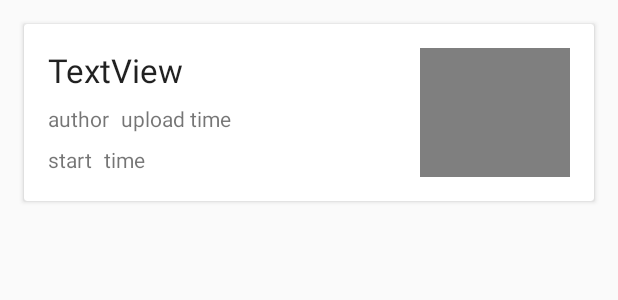
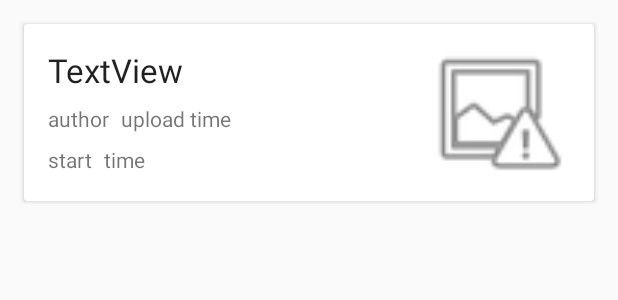
Before and after one commit to 14-2505-046-2/ShareTrip, an Android app: the layout tripcard_layout.xml on its own in the app's theme, with its tools: preview values and no code run, on a phone screen of 412 x 824 dp. Shown: the top 300 px of the screen. Run offline under Robolectric (Android 15) with nearby library versions, the phone set to English and light mode, and no system bars.

Commit message:
マイツアーボタンを作りました。 右下のボタンでクリックでマイツアーと検索を切り替えます。 マイツアーにはtestTourを生成してください。画像はなしです。

```diff
--- a/app/src/main/java/com/example/chai/sharetrip/MyUtils.java
+++ b/app/src/main/java/com/example/chai/sharetrip/MyUtils.java
@@ -128,7 +128,7 @@ public class MyUtils {
     }
 
     //必要なツアーのtour_idを配列として返す。引数は検索する文字列。
-    //"おすすめ"、"マイツアー"をキーワードとしておすすめ、マイツアーのtour_idを返します。
+    //"おすすめ"、"MyTour"をキーワードとしておすすめ、マイツアーのtour_idを返します。
     public static RealmResults<Tour> getAllObjectId(String word, String area, long time) throws NCMBException {
         if (word.equals("MyTour")) {
             Realm realm = Realm.getDefaultInstance();
--- a/app/src/main/java/com/example/chai/sharetrip/Route.java
+++ b/app/src/main/java/com/example/chai/sharetrip/Route.java
@@ -16,7 +16,7 @@ public class Route extends RealmObject {
     public String comment;
     //場所の場合必要なもの（交通手段なら参照されない。）
     public String name;
-    public String image;
+    public String image = "";
     public String link;
     //交通手段で必要なもの（場所なら参照されない。）
     public int means;//この交通手段は0-6までで（0:徒歩 1:自転車 2:車 3:バス 4:電車 5:新幹線 6:飛行機)
--- a/app/src/main/java/com/example/chai/sharetrip/Tour.java
+++ b/app/src/main/java/com/example/chai/sharetrip/Tour.java
@@ -19,6 +19,6 @@ public class Tour extends RealmObject {
     public String upload_date;
     public String author;
     public String comment;
-    public String image;
+    public String image = "";
     public String objectId = "local_data";
 }
--- a/app/src/main/res/layout/trip_detail_card_layout.xml
+++ b/app/src/main/res/layout/trip_detail_card_layout.xml
@@ -26,7 +26,7 @@
                 app:layout_constraintBottom_toTopOf="@+id/comment"
                 app:layout_constraintLeft_toLeftOf="parent"
                 app:layout_constraintTop_toTopOf="parent"
-                app:srcCompat="@drawable/icon_walk" />
+                app:srcCompat="@android:drawable/ic_menu_report_image" />
 
             <ImageView
                 android:id="@+id/photo"
@@ -38,7 +38,7 @@
                 android:scaleType="centerCrop"
                 app:layout_constraintLeft_toLeftOf="parent"
                 app:layout_constraintTop_toTopOf="parent"
-                app:srcCompat="@mipmap/ic_launcher" />
+                app:srcCompat="@android:drawable/ic_menu_report_image" />
 
             <TextView
                 android:id="@+id/name"
--- a/app/src/main/res/layout/tripcard_layout.xml
+++ b/app/src/main/res/layout/tripcard_layout.xml
@@ -26,8 +26,8 @@
                 app:layout_constraintBottom_toBottomOf="parent"
                 app:layout_constraintRight_toRightOf="parent"
                 app:layout_constraintTop_toTopOf="parent"
-                app:srcCompat="@android:drawable/screen_background_dark_transparent"
-                app:layout_constraintVertical_bias="0.0" />
+                app:layout_constraintVertical_bias="0.0"
+                app:srcCompat="@android:drawable/ic_menu_report_image" />
 
             <TextView
                 android:id="@+id/tour_title"
--- a/app/src/main/res/values/colors.xml
+++ b/app/src/main/res/values/colors.xml
@@ -1,6 +1,6 @@
 <?xml version="1.0" encoding="utf-8"?>
 <resources>
-    <color name="colorPrimary">#3F51B5</color>
+    <color name="colorPrimary">#3f51b5</color>
     <color name="colorPrimaryDark">#303F9F</color>
     <color name="colorAccent">#FF4081</color>
 </resources>
```
Also changed, not shown: app/src/main/java/com/example/chai/sharetrip/MainActivity.java (+12 -2 lines), app/src/main/java/com/example/chai/sharetrip/RouteRealmAdapter.java (+8 -5 lines), app/src/main/java/com/example/chai/sharetrip/TripRealmAdapter.java (+6 -4 lines), app/src/main/res/layout/activity_main.xml (+8 -7 lines).
